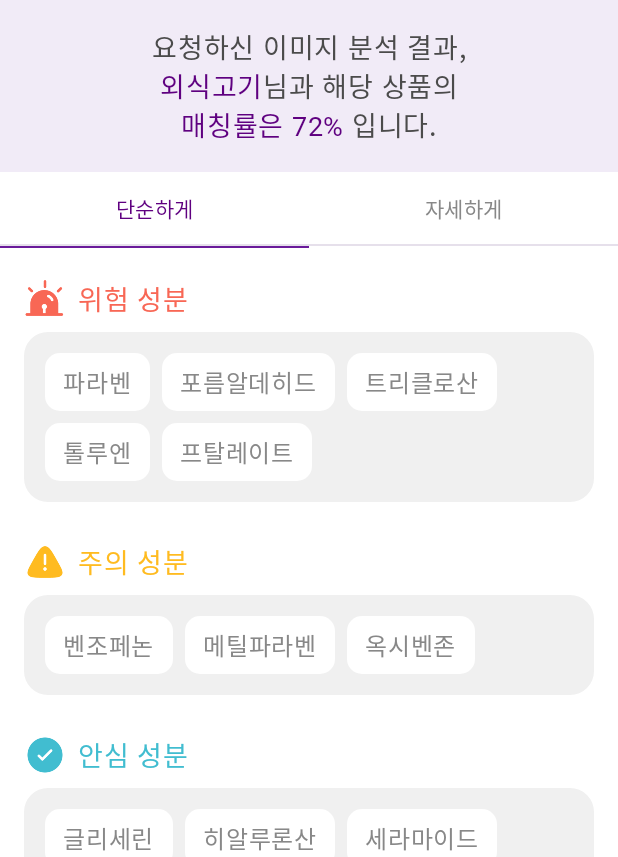
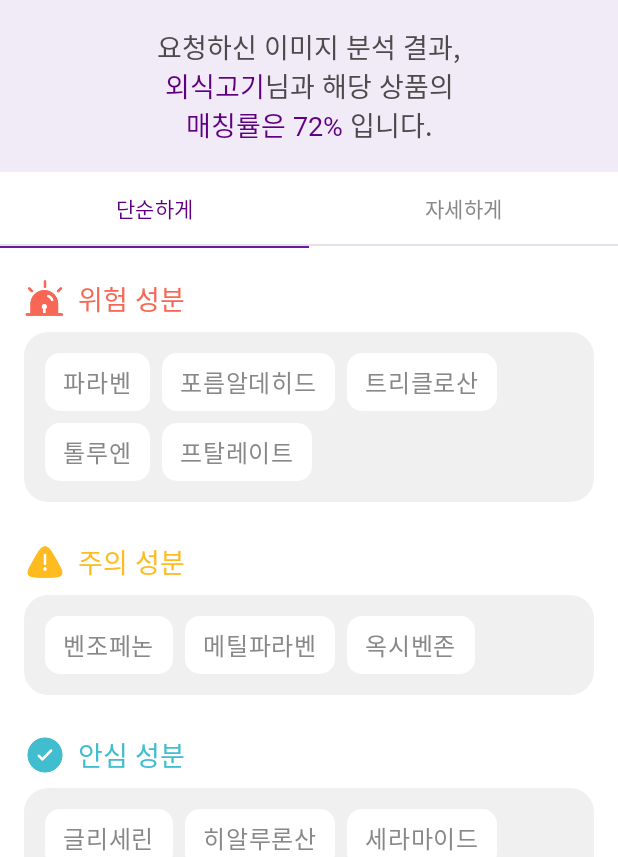
Before and after one commit to Refit3355/refit_frontend, an Android app built with Jetpack Compose: the @Preview function AnalysisResultScreenPreview, on a phone screen of 412 x 824 dp. Shown: the top 857 px of the screen. Run offline under Robolectric (Android 15) with nearby library versions, the phone set to English and light mode, and no system bars; network calls fail; Roboto replaces fonts that are not available here.

Commit message:
[DESIGN] 성분 분석 폰트 수정 (#117)

```diff
--- a/app/src/main/java/com/refit/app/ui/composable/analysis/IngredientChip.kt
+++ b/app/src/main/java/com/refit/app/ui/composable/analysis/IngredientChip.kt
@@ -15,13 +15,14 @@ import androidx.compose.ui.text.font.FontWeight
 import androidx.compose.ui.text.style.TextOverflow
 import androidx.compose.ui.unit.dp
 import com.refit.app.ui.theme.Pretendard
+import com.refit.app.ui.theme.PretendardVariable
 
 @Composable
 fun IngredientChip(text: String) {
     val labelStyle = LocalTextStyle.current.merge(
         TextStyle(
             fontFamily = Pretendard,
-            fontWeight = FontWeight.Bold,
+            fontWeight = FontWeight(500),
             color = Color.Gray
         )
     )
--- a/app/src/main/java/com/refit/app/ui/composable/analysis/IngredientParagraphSection.kt
+++ b/app/src/main/java/com/refit/app/ui/composable/analysis/IngredientParagraphSection.kt
@@ -33,9 +33,11 @@ fun IngredientParagraphSection(
             Text(
                 text = title,
                 color = titleColor,
-                fontFamily = Pretendard,
                 fontSize = 18.sp,
-                fontWeight = FontWeight.ExtraBold
+                style = TextStyle(
+                    fontFamily = Pretendard,
+                    fontWeight = FontWeight(600)
+                )
             )
         }
         Box(
--- a/app/src/main/java/com/refit/app/ui/composable/analysis/IngredientSection.kt
+++ b/app/src/main/java/com/refit/app/ui/composable/analysis/IngredientSection.kt
@@ -10,6 +10,7 @@ import androidx.compose.ui.Alignment
 import androidx.compose.ui.Modifier
 import androidx.compose.ui.draw.clip
 import androidx.compose.ui.graphics.Color
+import androidx.compose.ui.text.TextStyle
 import androidx.compose.ui.text.font.FontWeight
 import androidx.compose.ui.unit.dp
 import androidx.compose.ui.unit.sp
@@ -41,9 +42,13 @@ fun IngredientSection(
             Text(
                 text = title,
                 color = titleColor,
-                fontFamily = Pretendard,
-                fontSize = 18.sp,
-                fontWeight = FontWeight.ExtraBold
+                style = TextStyle(
+                    fontFamily = Pretendard,
+                    fontWeight = FontWeight(600),
+                    fontSize = 18.sp
+
+
+                )
             )
         }
 
--- a/app/src/main/java/com/refit/app/ui/composable/analysis/MatchHeader.kt
+++ b/app/src/main/java/com/refit/app/ui/composable/analysis/MatchHeader.kt
@@ -14,6 +14,7 @@ import androidx.compose.ui.draw.clip
 import androidx.compose.ui.graphics.Brush
 import androidx.compose.ui.graphics.Color
 import androidx.compose.ui.text.SpanStyle
+import androidx.compose.ui.text.TextStyle
 import androidx.compose.ui.text.buildAnnotatedString
 import androidx.compose.ui.text.font.Font
 import androidx.compose.ui.text.font.FontWeight
@@ -51,9 +52,11 @@ fun MatchHeader(
             color = Color(0xFF4B4B4B),
             fontSize = 18.sp,
             lineHeight = 26.sp,
-            fontWeight = FontWeight.Bold,
             textAlign = TextAlign.Center,
-            fontFamily = Pretendard,
+            style = TextStyle(
+                fontFamily = Pretendard,
+                fontWeight = FontWeight(600)
+            ),
             modifier = Modifier.fillMaxWidth()
         )
     }
```
Also changed, not shown: app/src/main/java/com/refit/app/ui/screen/AnalysisScreen.kt (+29 -12 lines).
